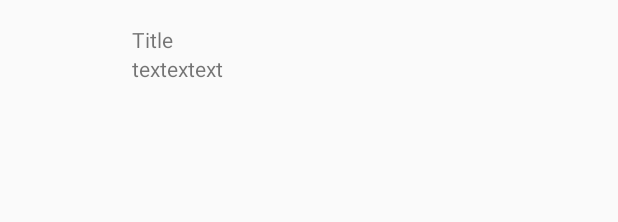
After one commit to pii-programmer/trainningListview, an Android app: the layout row_view.xml on its own in the app's theme, with its tools: preview values and no code run, on a phone screen of 412 x 824 dp. The commit adds this screen. Shown: the top 222 px of the screen. Run offline under Robolectric (Android 15) with nearby library versions, the phone set to English and light mode, and no system bars.

Commit message:
row_view.xml作成

```diff
--- a/app/src/main/res/layout/activity_main.xml
+++ b/app/src/main/res/layout/activity_main.xml
@@ -4,26 +4,7 @@
     xmlns:app="http://schemas.android.com/apk/res-auto"
     xmlns:tools="http://schemas.android.com/tools"
     android:layout_width="match_parent"
-    android:layout_height="72dp"
-    android:paddingStart="16dp"
-    android:paddingEnd="16dp"
+    android:layout_height="match_parent"
     tools:context=".MainActivity">
 
-    <ImageView
-        android:id="@+id/icon"
-        android:layout_width="72dp"
-        android:layout_height="72dp"
-        app:layout_constraintTop_toTopOf="parent"
-        app:layout_constraintStart_toStartOf="parent"/>
-    <TextView
-        android:id="@+id/title"
-        android:layout_width="0dp"
-        android:layout_height="wrap_content"
-        android:text="Hello World!"
-        app:layout_constraintBottom_toTopOf="@+id/icon"
-        app:layout_constraintEnd_toEndOf="parent"
-        app:layout_constraintStart_toEndOf="@+id/icon"
-        app:layout_constraintTop_toTopOf="parent"
-        app:layout_constraintVertical_chainStyle="packed"/>
-
 </androidx.constraintlayout.widget.ConstraintLayout>
--- /dev/null
+++ b/app/src/main/res/layout/row_view.xml
@@ -0,0 +1,38 @@
+<?xml version="1.0" encoding="utf-8"?>
+<androidx.constraintlayout.widget.ConstraintLayout
+    xmlns:android="http://schemas.android.com/apk/res/android"
+    xmlns:app="http://schemas.android.com/apk/res-auto"
+    xmlns:tools="http://schemas.android.com/tools"
+    android:layout_width="match_parent"
+    android:layout_height="72dp"
+    android:paddingStart="16dp"
+    android:paddingEnd="16dp"
+    tools:context=".MainActivity">
+
+    <ImageView
+        android:id="@+id/icon"
+        android:layout_width="72dp"
+        android:layout_height="72dp"
+        app:layout_constraintTop_toTopOf="parent"
+        app:layout_constraintStart_toStartOf="parent"/>
+    <TextView
+        android:id="@+id/title"
+        android:layout_width="0dp"
+        android:layout_height="wrap_content"
+        app:layout_constraintBottom_toTopOf="@+id/text"
+        app:layout_constraintEnd_toEndOf="parent"
+        app:layout_constraintStart_toEndOf="@+id/icon"
+        app:layout_constraintTop_toTopOf="parent"
+        app:layout_constraintVertical_chainStyle="packed"
+        tools:text="Title"/>
+    <TextView
+        android:id="@+id/text"
+        android:layout_width="0dp"
+        android:layout_height="wrap_content"
+        app:layout_constraintBottom_toBottomOf="parent"
+        app:layout_constraintEnd_toEndOf="parent"
+        app:layout_constraintStart_toEndOf="@+id/icon"
+        app:layout_constraintTop_toBottomOf="@+id/title"
+        tools:text="textextext" />
+
+</androidx.constraintlayout.widget.ConstraintLayout>
```
